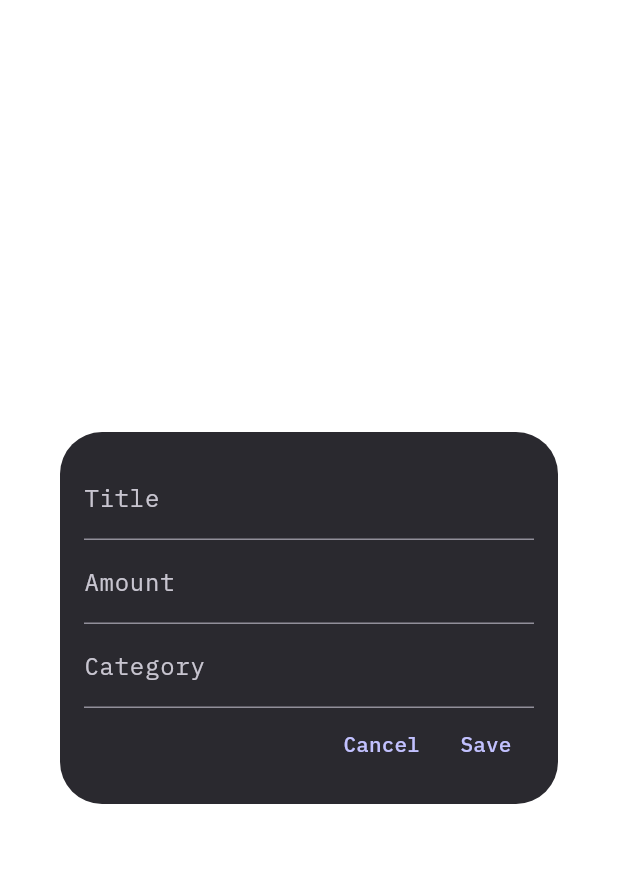
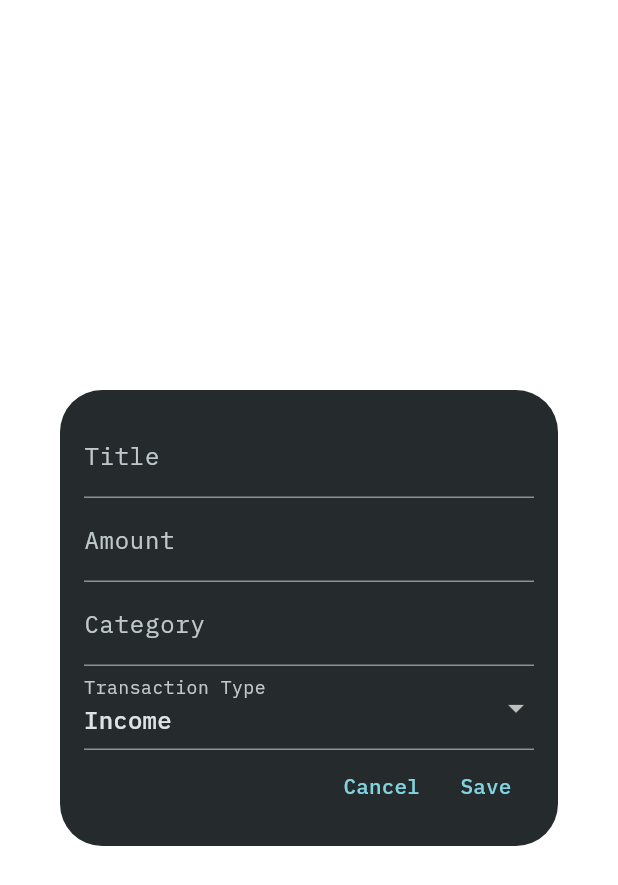
Before and after one commit to Davwed0/finance-tracker, a Flutter app: the screen it shows after launch, after a tap on the "add" icon, on a phone screen of 412 x 824 dp. Shown: the top 885 px of the screen. Run offline on Flutter 3.47's test engine with Material 2 defaults, Android fonts, the phone set to English and light mode, and no system bars; our stand-ins replace hive, hive_flutter; accounts and stored records are empty.

Commit message:
implement adding new transactions, added balance block

```diff
--- /dev/null
+++ b/lib/balance.dart
@@ -0,0 +1,49 @@
+import 'package:finance_tracker/main.dart';
+import 'package:finance_tracker/models/transaction_model.dart';
+import 'package:finance_tracker/transaction_card.dart';
+import 'package:flutter/material.dart';
+import 'package:hive_flutter/adapters.dart';
+
+Future<void> openBox() async {
+  await Hive.openBox<Transaction>("transactions");
+}
+
+class Balance extends StatefulWidget {
+  const Balance({
+    super.key,
+  });
+
+  @override
+  State<Balance> createState() => _BalanceState();
+}
+
+class _BalanceState extends State<Balance> {
+  @override
+  Widget build(BuildContext context) {
+    return Card(
+      shape: Border(),
+      margin: const EdgeInsets.all(16),
+      child: Padding(
+        padding: const EdgeInsets.all(8),
+        child: ValueListenableBuilder(
+            valueListenable: Hive.box<Transaction>("transactions").listenable(),
+            builder: (context, box, _) {
+              double balance = 0;
+              for (int i = 0; i < box.values.length; i++) {
+                final transaction = box.getAt(i) as Transaction;
+                if (transaction.isExpense) {
+                  balance -= transaction.amount;
+                } else {
+                  balance += transaction.amount;
+                }
+              }
+              return Column(
+                mainAxisAlignment: MainAxisAlignment.start,
+                crossAxisAlignment: CrossAxisAlignment.start,
+                children: [Text(balance.toString())],
+              );
+            }),
+      ),
+    );
+  }
+}
--- a/lib/home_page.dart
+++ b/lib/home_page.dart
@@ -1,6 +1,7 @@
 import 'package:flutter/material.dart';
 import 'transaction_editor.dart';
 import 'transaction_list.dart';
+import 'balance.dart';
 
 class HomePage extends StatefulWidget {
   const HomePage({super.key});
@@ -19,9 +20,7 @@ class _HomePageState extends State<HomePage> {
                 MaterialPageRoute(builder: (context) => TransactionEditor()));
           },
           child: const Icon(Icons.add)),
-      body: SafeArea(
-          child: Padding(
-              padding: const EdgeInsets.all(16), child: TransactionList())),
+      body: SafeArea(child: ListView(children: [Balance(), TransactionList()])),
     );
   }
 }
--- a/lib/theme.dart
+++ b/lib/theme.dart
@@ -1,7 +1,7 @@
 import 'package:flutter/material.dart';
 
 final colorScheme = ColorScheme.fromSeed(
-  seedColor: Color(0xFF101020),
+  seedColor: Color(0xFF101010),
   brightness: Brightness.dark,
 );
 
--- a/lib/transaction_editor.dart
+++ b/lib/transaction_editor.dart
@@ -13,6 +13,8 @@ class _TransactionEditorState extends State<TransactionEditor> {
   final TextEditingController titleController = TextEditingController();
   final TextEditingController amountController = TextEditingController();
   final TextEditingController categoryController = TextEditingController();
+
+  bool isExpense = false;
 
   @override
   Widget build(BuildContext context) {
@@ -39,6 +41,25 @@ class _TransactionEditorState extends State<TransactionEditor> {
               decoration: const InputDecoration(
                 labelText: 'Category',
               ),
+            ),
+            DropdownButtonFormField(
+              items: [
+                DropdownMenuItem(
+                  child: Text("Income"),
+                  value: false,
+                ),
+                DropdownMenuItem(
+                  child: Text("Expense"),
+                  value: true,
+                ),
+              ],
+              onChanged: (value) {
+                setState(() {
+                  isExpense = value as bool;
+                });
+              },
+              value: isExpense,
+              decoration: const InputDecoration(labelText: 'Transaction Type'),
             ),
             Row(
               mainAxisAlignment: MainAxisAlignment.end,
--- a/lib/transaction_list.dart
+++ b/lib/transaction_list.dart
@@ -16,6 +16,9 @@ class TransactionList extends StatelessWidget {
   Widget build(BuildContext context) {
     return Card(
       shape: Border(),
+      margin: const EdgeInsets.all(16),
+      child: Padding(
+        padding: const EdgeInsets.all(8),
         child: Column(
           mainAxisAlignment: MainAxisAlignment.start,
           crossAxisAlignment: CrossAxisAlignment.start,
@@ -30,7 +33,9 @@ class TransactionList extends StatelessWidget {
                   icon: const Icon(Icons.search),
                   onPressed: () {},
                 )),
-          Expanded(
+            Container(
+              height: 584,
+              child: Expanded(
                 child: ValueListenableBuilder(
                   valueListenable:
                       Hive.box<Transaction>("transactions").listenable(),
@@ -51,8 +56,10 @@ class TransactionList extends StatelessWidget {
                         });
                   },
                 ),
+              ),
             )
           ],
+        ),
       ),
     );
   }
--- a/pubspec.yaml
+++ b/pubspec.yaml
@@ -12,6 +12,7 @@ dependencies:
   hive:
   hive_flutter:
   path_provider:
+  image_picker:
 
 dev_dependencies:
   flutter_test:
@@ -23,6 +24,8 @@ dev_dependencies:
 flutter:
   uses-material-design: true
 
+  assets:
+    - assets/fonts/
 
   fonts:
     - family: IBM_Plex_Mono
```
Also changed, not shown: pubspec.lock, 5 other files. Lines whose indentation alone changed are shown as unchanged.
